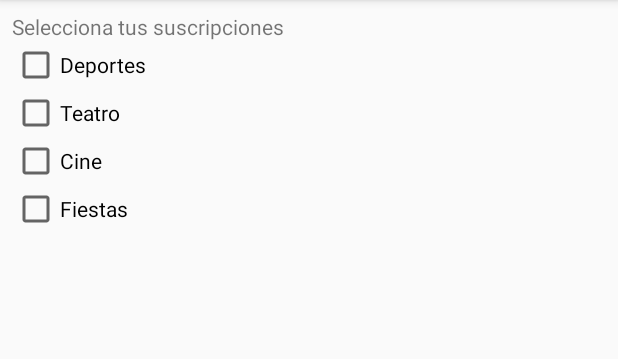
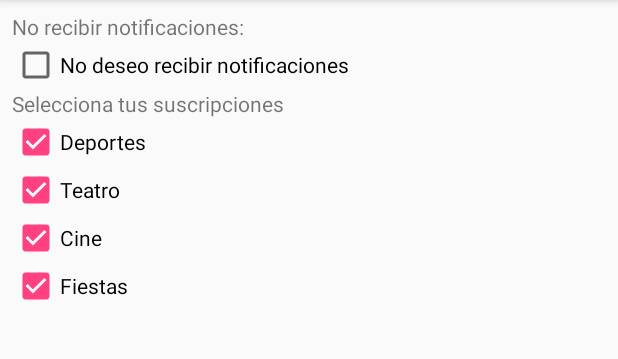
Before and after one commit to elb4t/EventosV2, an Android app: the Temas screen opened directly, with no data from a screen before it, on a phone screen of 412 x 824 dp, the part 84-443 px from its top. Run offline under Robolectric (Android 15) with nearby library versions, the phone set to English and light mode, and no system bars.

Commit message:
Restringir el envío de mensajes mediante temas

```diff
--- a/app/src/main/java/es/elb4t/eventosv2/Temas.kt
+++ b/app/src/main/java/es/elb4t/eventosv2/Temas.kt
@@ -3,7 +3,9 @@ package es.elb4t.eventosv2
 import android.content.Context
 import android.os.Bundle
 import android.support.v7.app.AppCompatActivity
+import com.google.firebase.iid.FirebaseInstanceId
 import com.google.firebase.messaging.FirebaseMessaging
+import es.elb4t.eventosv2.Comun.Companion.guardarIdRegistro
 import es.elb4t.eventosv2.Comun.Companion.mostrarDialogo
 import kotlinx.android.synthetic.main.temas.*
 
@@ -17,14 +19,14 @@ class Temas : AppCompatActivity() {
         super.onCreate(savedInstanceState)
         setContentView(R.layout.temas)
 
-        checkBoxDeportes.isChecked = consultarSuscripcionATemaEnPreferencias(
-                applicationContext, "Deportes")
-        checkBoxTeatro.isChecked = consultarSuscripcionATemaEnPreferencias(
-                applicationContext, "Teatro")
-        checkBoxCine.isChecked = consultarSuscripcionATemaEnPreferencias(
-                applicationContext, "Cine")
-        checkBoxFiestas.isChecked = consultarSuscripcionATemaEnPreferencias(
-                applicationContext, "Fiestas")
+        var noRecibirNotificaciones = consultarSuscripcionATemaEnPreferencias(
+                applicationContext, "Todos")
+        checkBoxNoRecibirNotificaciones.isChecked = noRecibirNotificaciones
+
+        checkBoxDeportes.isChecked = !noRecibirNotificaciones
+        checkBoxTeatro.isChecked = !noRecibirNotificaciones
+        checkBoxCine.isChecked = !noRecibirNotificaciones
+        checkBoxFiestas.isChecked = !noRecibirNotificaciones
 
         checkBoxDeportes.setOnCheckedChangeListener({ compoundButton, isChecked ->
             mantenimientoSuscripcionesATemas("Deportes", isChecked)
@@ -38,9 +40,30 @@ class Temas : AppCompatActivity() {
         checkBoxFiestas.setOnCheckedChangeListener({ compoundButton, isChecked ->
             mantenimientoSuscripcionesATemas("Fiestas", isChecked)
         })
+        checkBoxNoRecibirNotificaciones.setOnCheckedChangeListener { compoundButton, isChecked ->
+            mantenimientoSuscripcionesATemas("Todos", isChecked)
+        }
     }
 
     private fun mantenimientoSuscripcionesATemas(tema: String, suscribir: Boolean) {
+        if (tema.equals("Todos")) {
+            if (suscribir) {
+                FirebaseMessaging.getInstance().unsubscribeFromTopic(tema)
+                guardarSuscripcionATemaEnPreferencias(applicationContext, tema, true)
+                checkBoxDeportes.isChecked = false
+                checkBoxTeatro.isChecked = false
+                checkBoxCine.isChecked = false
+                checkBoxFiestas.isChecked = false
+            } else {
+                FirebaseMessaging.getInstance().subscribeToTopic(tema)
+                guardarIdRegistro(applicationContext, FirebaseInstanceId.getInstance().token!!)
+                guardarSuscripcionATemaEnPreferencias(applicationContext, tema, false)
+            }
+            checkBoxDeportes.isEnabled = !suscribir
+            checkBoxTeatro.isEnabled = !suscribir
+            checkBoxCine.isEnabled = !suscribir
+            checkBoxFiestas.isEnabled = !suscribir
+        } else {
             if (suscribir) {
                 mostrarDialogo(this, "Te has suscrito a: $tema")
                 FirebaseMessaging.getInstance().subscribeToTopic(tema)
@@ -49,6 +72,7 @@ class Temas : AppCompatActivity() {
                 mostrarDialogo(this, "Te has dado de baja de: $tema")
                 FirebaseMessaging.getInstance().unsubscribeFromTopic(tema)
                 guardarSuscripcionATemaEnPreferencias(applicationContext, tema, false)
+            }
         }
     }
 
--- a/app/src/main/res/layout/temas.xml
+++ b/app/src/main/res/layout/temas.xml
@@ -4,6 +4,18 @@
     android:layout_height="match_parent"
     android:orientation="vertical"
     android:padding="8dp">
+
+    <TextView
+        android:id="@+id/textView"
+        android:layout_width="match_parent"
+        android:layout_height="wrap_content"
+        android:text="No recibir notificaciones:" />
+
+    <CheckBox
+        android:id="@+id/checkBoxNoRecibirNotificaciones"
+        android:layout_width="match_parent"
+        android:layout_height="wrap_content"
+        android:text="No deseo recibir notificaciones" />
 
     <TextView
         android:id="@+id/textView2"
```
Also changed, not shown: app/src/main/java/es/elb4t/eventosv2/ActividadPrincipal.kt (+14 -0 lines). Lines whose indentation alone changed are shown as unchanged.
